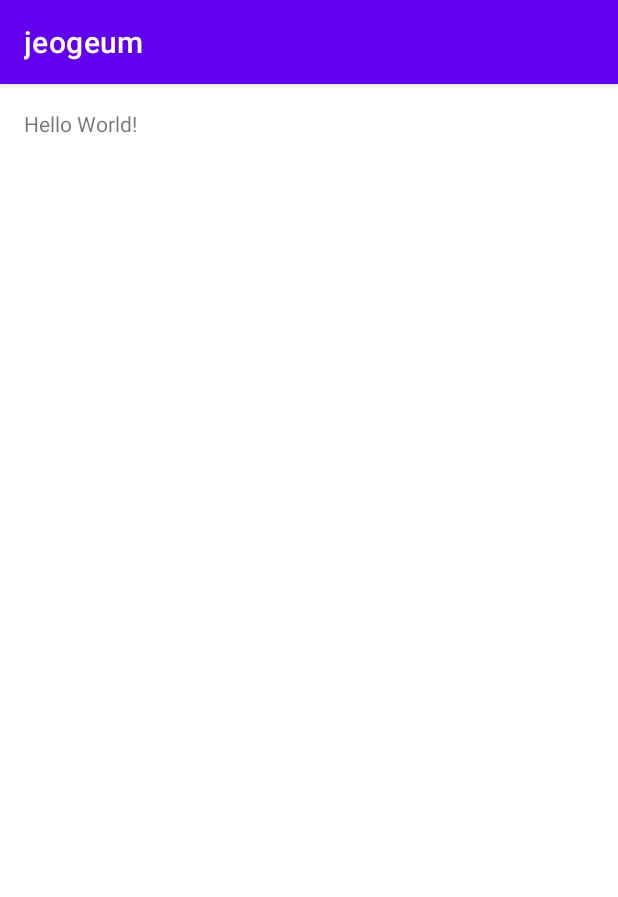
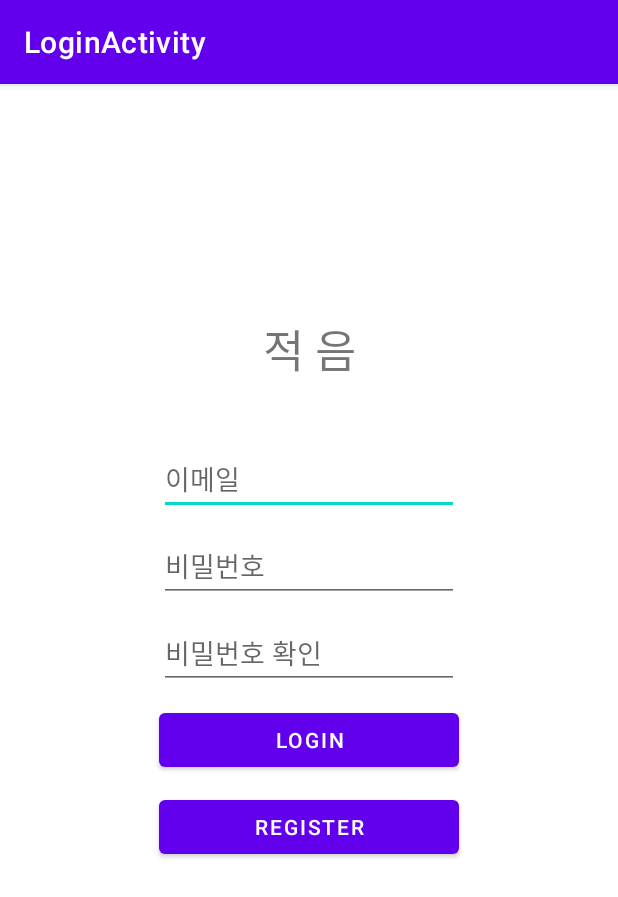
Before and after one commit to Huiri/App_Jeogeum, an Android app: the screen it shows after launch (MainActivity before the commit, LoginActivity after it), on a phone screen of 412 x 824 dp. Shown: the top 897 px of the screen. Run offline under Robolectric (Android 15) with nearby library versions, the phone set to English and light mode, and no system bars; our stand-ins replace Firebase (no records; nobody signed in at launch, a user with empty details on screens opened directly).

Commit message:
db. 나중에 수정함

```diff
--- a/app/src/main/AndroidManifest.xml
+++ b/app/src/main/AndroidManifest.xml
@@ -9,13 +9,16 @@
         android:roundIcon="@mipmap/ic_launcher_round"
         android:supportsRtl="true"
         android:theme="@style/Theme.Jeogeum">
-        <activity android:name=".MainActivity">
+        <activity
+            android:name=".ui.login.LoginActivity"
+            android:label="@string/title_activity_login">
             <intent-filter>
                 <action android:name="android.intent.action.MAIN" />
 
                 <category android:name="android.intent.category.LAUNCHER" />
             </intent-filter>
         </activity>
+        <activity android:name=".MainActivity"></activity>
     </application>
 
 </manifest>
--- /dev/null
+++ b/app/src/main/java/com/example/jeogeum/ui/login/LoginActivity.java
@@ -0,0 +1,161 @@
+package com.example.jeogeum.ui.login;
+
+import android.app.Activity;
+
+import androidx.annotation.NonNull;
+import androidx.lifecycle.Observer;
+import androidx.lifecycle.ViewModelProvider;
+
+import android.content.Intent;
+import android.os.Bundle;
+
+import androidx.annotation.Nullable;
+import androidx.annotation.StringRes;
+import androidx.appcompat.app.AppCompatActivity;
+
+import android.text.Editable;
+import android.text.TextWatcher;
+import android.util.Log;
+import android.view.KeyEvent;
+import android.view.View;
+import android.view.inputmethod.EditorInfo;
+import android.widget.Button;
+import android.widget.EditText;
+import android.widget.ProgressBar;
+import android.widget.TextView;
+import android.widget.Toast;
+
+import com.example.jeogeum.MainActivity;
+import com.example.jeogeum.R;
+import com.example.jeogeum.ui.login.LoginViewModel;
+import com.example.jeogeum.ui.login.LoginViewModelFactory;
+import com.google.android.gms.tasks.OnCompleteListener;
+import com.google.android.gms.tasks.Task;
+import com.google.firebase.auth.AuthResult;
+import com.google.firebase.auth.FirebaseAuth;
+import com.google.firebase.auth.FirebaseUser;
+
+public class LoginActivity extends AppCompatActivity {
+
+    private static final String TAG = "LoginActivity";
+    private FirebaseAuth mAuth;
+    EditText etId, etPassword, etPasswordCheck;
+    //ProgressBar progress;
+
+    @Override
+    protected void onCreate(Bundle savedInstanceState) {
+        super.onCreate(savedInstanceState);
+        setContentView(R.layout.activity_login);
+
+        // Initialize Firebase Auth
+        mAuth = FirebaseAuth.getInstance();
+        // 입력 된 아이디, 비밀번호
+        etId = (EditText)findViewById(R.id.etId);
+        etPassword = (EditText)findViewById(R.id.etPassWord);
+        etPasswordCheck = (EditText)findViewById(R.id.etPassWordCheck);
+        // 로딩
+        //progress = (ProgressBar)findViewById(R.id.progress);
+        // 로그인 버튼
+        Button btnLogin = (Button)findViewById(R.id.btnLogin);
+
+        btnLogin.setOnClickListener(new View.OnClickListener() {
+            @Override
+            public void onClick(View v) {
+                final String stEmail = etId.getText().toString();
+                String stPassword = etPassword.getText().toString();
+                // Email, Password 입력 여부 파악
+                if(stEmail.isEmpty()) {
+                    startToast("이메일을 입력해주세요.");
+                    return;
+                }
+                if(stPassword.isEmpty()) {
+                    startToast("비밀번호를 입력해주세요.");
+                    return;
+                }
+                // progress.setVisibility(View.VISIBLE);
+                // 로그인 기능 구현
+                mAuth.signInWithEmailAndPassword(stEmail, stPassword)
+                        .addOnCompleteListener(LoginActivity.this, new OnCompleteListener<AuthResult>() {
+                            @Override
+                            public void onComplete(@NonNull Task<AuthResult> task) {
+                                //progress.setVisibility(View.INVISIBLE);
+                                if (task.isSuccessful()) {
+                                    // 성공
+                                    Log.d(TAG, "signInWithEmail:success");
+                                    FirebaseUser user = mAuth.getCurrentUser();
+                                    // Email, name 확인
+                                    String stUserEmail = user.getEmail();
+                                    String stUserName = user.getDisplayName();
+                                    Log.d(TAG, "stUSerEmail: " + stUserEmail + ", stUserName: " + stUserName);
+                                    // 다음 화면으로 전환
+                                    Intent in = new Intent(LoginActivity.this, MainActivity.class);
+                                    in.putExtra("email", stEmail);
+                                    startActivity(in);
+                                } else {
+                                    // 실패
+                                    Log.w(TAG, "signInWithEmail:failure", task.getException());
+                                    startToast("로그인 실패");
+                                }
+                            }
+                        });
+
+            }
+        });
+        // 회원 입력 정보 저장 버튼 ( Id, Password )
+        Button btnRegister = (Button)findViewById(R.id.btnRegister);
+        btnRegister.setOnClickListener(new View.OnClickListener() {
+            @Override
+            public void onClick(View v) {
+                String stEmail = etId.getText().toString();
+                String stPassword = etPassword.getText().toString();
+                String stPasswordCheck = etPasswordCheck.getText().toString();
+
+                // Email, Password 입력 여부 파악
+                if(stEmail.isEmpty()) {
+                    startToast("이메일을 입력해주세요.");
+                }
+                if(stPassword.isEmpty()) {
+                    startToast("비밀번호를 입력해주세요.");
+                }
+                if(stPasswordCheck.isEmpty()) {
+                    startToast("비밀번호 확인을 입력해주세요.");
+                    return;
+                }
+                if(!(stPassword.equals(stPasswordCheck))) {
+                    startToast("비밀번호가 일치하지 않습니다.");
+                    return;
+                }
+                else {
+                    //progress.setVisibility(View.VISIBLE);
+                    // 회원가입 기능 구현
+                    mAuth.createUserWithEmailAndPassword(stEmail, stPassword)
+                            .addOnCompleteListener(LoginActivity.this, new OnCompleteListener<AuthResult>() {
+                                @Override
+                                public void onComplete(@NonNull Task<AuthResult> task) {
+                                    // progress.setVisibility(View.INVISIBLE);
+                                    if (task.isSuccessful()) {
+                                        // 성공
+                                        Log.d(TAG, "createUserWithEmail:success");
+                                        startToast("회원가입 성공");
+                                        FirebaseUser user = mAuth.getCurrentUser();
+                                    } else {
+                                        // 실패
+                                        Log.w(TAG, "createUserWithEmail:failure", task.getException());
+                                        startToast("회원가입 실패");
+                                    }
+                                    // ...
+                                }
+                            });
+                }
+            }
+        });
+    }
+    @Override
+    public void onStart() {
+        super.onStart();
+        FirebaseUser currentUser = mAuth.getCurrentUser();
+    }
+    private void startToast(String msg) {
+        Toast.makeText(this, msg,Toast.LENGTH_SHORT).show();
+    }
+}
--- /dev/null
+++ b/app/src/main/res/layout/activity_login.xml
@@ -0,0 +1,90 @@
+<?xml version="1.0" encoding="utf-8"?>
+<androidx.constraintlayout.widget.ConstraintLayout xmlns:android="http://schemas.android.com/apk/res/android"
+    xmlns:app="http://schemas.android.com/apk/res-auto"
+    xmlns:tools="http://schemas.android.com/tools"
+    android:id="@+id/container"
+    android:layout_width="match_parent"
+    android:layout_height="match_parent"
+    android:paddingLeft="@dimen/activity_horizontal_margin"
+    android:paddingTop="@dimen/activity_vertical_margin"
+    android:paddingRight="@dimen/activity_horizontal_margin"
+    android:paddingBottom="@dimen/activity_vertical_margin"
+    tools:context=".ui.login.LoginActivity">
+
+    <TextView
+        android:layout_width="wrap_content"
+        android:layout_height="wrap_content"
+        android:text="적 음"
+        android:textSize="30sp"
+        android:layout_marginTop="50dp"
+        app:layout_constraintTop_toTopOf="parent"
+        app:layout_constraintBottom_toBottomOf="@+id/etId"
+        app:layout_constraintLeft_toLeftOf="parent"
+        app:layout_constraintRight_toRightOf="parent"
+        android:id="@+id/Title" />
+
+    <EditText
+        android:layout_width="200dp"
+        android:layout_height="wrap_content"
+        android:layout_marginTop="40dp"
+        app:layout_constraintTop_toBottomOf="@+id/Title"
+        app:layout_constraintStart_toStartOf="parent"
+        app:layout_constraintEnd_toEndOf="parent"
+        android:id="@+id/etId"
+        android:hint="이메일"
+        android:inputType="textEmailAddress" />
+
+    <EditText
+        android:layout_width="200dp"
+        android:layout_height="wrap_content"
+        app:layout_constraintTop_toBottomOf="@+id/etId"
+        android:layout_marginTop="10dp"
+        app:layout_constraintStart_toStartOf="parent"
+        app:layout_constraintEnd_toEndOf="parent"
+        android:id="@+id/etPassWord"
+        android:hint="비밀번호"
+        android:inputType="textPassword" />
+
+    <EditText
+        android:layout_width="200dp"
+        android:layout_height="wrap_content"
+        app:layout_constraintTop_toBottomOf="@+id/etPassWord"
+        android:layout_marginTop="10dp"
+        app:layout_constraintStart_toStartOf="parent"
+        app:layout_constraintEnd_toEndOf="parent"
+        android:id="@+id/etPassWordCheck"
+        android:hint="비밀번호 확인"
+        android:inputType="textPassword" />
+
+    <Button
+        android:layout_width="200dp"
+        android:layout_height="wrap_content"
+        app:layout_constraintTop_toBottomOf="@+id/etPassWordCheck"
+        android:layout_marginTop="10dp"
+        app:layout_constraintStart_toStartOf="parent"
+        app:layout_constraintEnd_toEndOf="parent"
+        android:id="@+id/btnLogin"
+        android:text="Login" />
+
+    <Button
+        android:layout_width="200dp"
+        android:layout_height="wrap_content"
+        app:layout_constraintTop_toBottomOf="@+id/btnLogin"
+        android:layout_marginTop="10dp"
+        app:layout_constraintStart_toStartOf="parent"
+        app:layout_constraintEnd_toEndOf="parent"
+        android:id="@+id/btnRegister"
+        android:text="Register" />
+    <!--
+        <ProgressBar
+            android:layout_width="wrap_content"
+            android:layout_height="wrap_content"
+            app:layout_constraintStart_toStartOf="parent"
+            app:layout_constraintEnd_toEndOf="parent"
+            app:layout_constraintTop_toTopOf="parent"
+            app:layout_constraintBottom_toBottomOf="parent"
+            android:id="@+id/progress"
+            android:visibility="invisible"/>
+            -->
+
+</androidx.constraintlayout.widget.ConstraintLayout>
--- a/app/src/main/res/layout/activity_main.xml
+++ b/app/src/main/res/layout/activity_main.xml
@@ -9,12 +9,11 @@
     <TextView
         android:layout_width="wrap_content"
         android:layout_height="wrap_content"
-        android:text="Hello World!"
+        app:layout_constraintStart_toStartOf="parent"
+        app:layout_constraintEnd_toEndOf="parent"
+        app:layout_constraintTop_toTopOf="parent"
         app:layout_constraintBottom_toBottomOf="parent"
-        app:layout_constraintHorizontal_bias="0.047"
-        app:layout_constraintLeft_toLeftOf="parent"
-        app:layout_constraintRight_toRightOf="parent"
-        app:layout_constraintTop_toTopOf="parent"
-        app:layout_constraintVertical_bias="0.022" />
+        android:text="Hello, World"
+        ></TextView>
 
 </androidx.constraintlayout.widget.ConstraintLayout>
--- /dev/null
+++ b/app/src/main/res/values/dimens.xml
@@ -0,0 +1,5 @@
+<resources>
+    <!-- Default screen margins, per the Android Design guidelines. -->
+    <dimen name="activity_horizontal_margin">16dp</dimen>
+    <dimen name="activity_vertical_margin">16dp</dimen>
+</resources>
--- a/build.gradle
+++ b/build.gradle
@@ -6,6 +6,7 @@ buildscript {
     }
     dependencies {
         classpath "com.android.tools.build:gradle:4.1.1"
+        classpath 'com.google.gms:google-services:4.3.5'
 
         // NOTE: Do not place your application dependencies here; they belong
         // in the individual module build.gradle files
```
Also changed, not shown: app/build.gradle (+13 -0 lines), app/src/main/java/com/example/jeogeum/MainActivity.java (+79 -0 lines), app/src/main/java/com/example/jeogeum/data/LoginDataSource.java (added, +29 -0 lines), app/src/main/java/com/example/jeogeum/data/LoginRepository.java (added, +54 -0 lines), app/src/main/java/com/example/jeogeum/data/Result.java (added, +48 -0 lines), app/src/main/java/com/example/jeogeum/data/model/LoggedInUser.java (added, +23 -0 lines), app/src/main/java/com/example/jeogeum/ui/login/LoggedInUserView.java (added, +17 -0 lines), app/src/main/java/com/example/jeogeum/ui/login/LoginFormState.java (added, +40 -0 lines), app/src/main/java/com/example/jeogeum/ui/login/LoginResult.java (added, +31 -0 lines), app/src/main/java/com/example/jeogeum/ui/login/LoginViewModel.java (added, +70 -0 lines), app/src/main/java/com/example/jeogeum/ui/login/LoginViewModelFactory.java (added, +26 -0 lines), app/src/main/res/values/strings.xml (+9 -0 lines), 2 other files.
